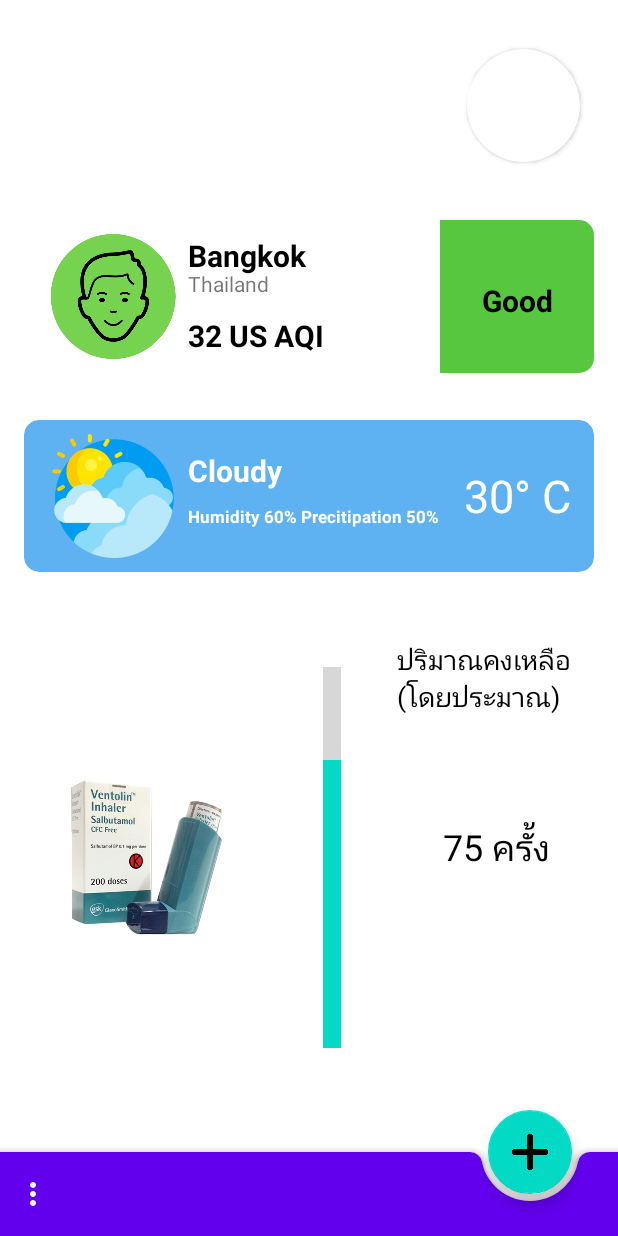
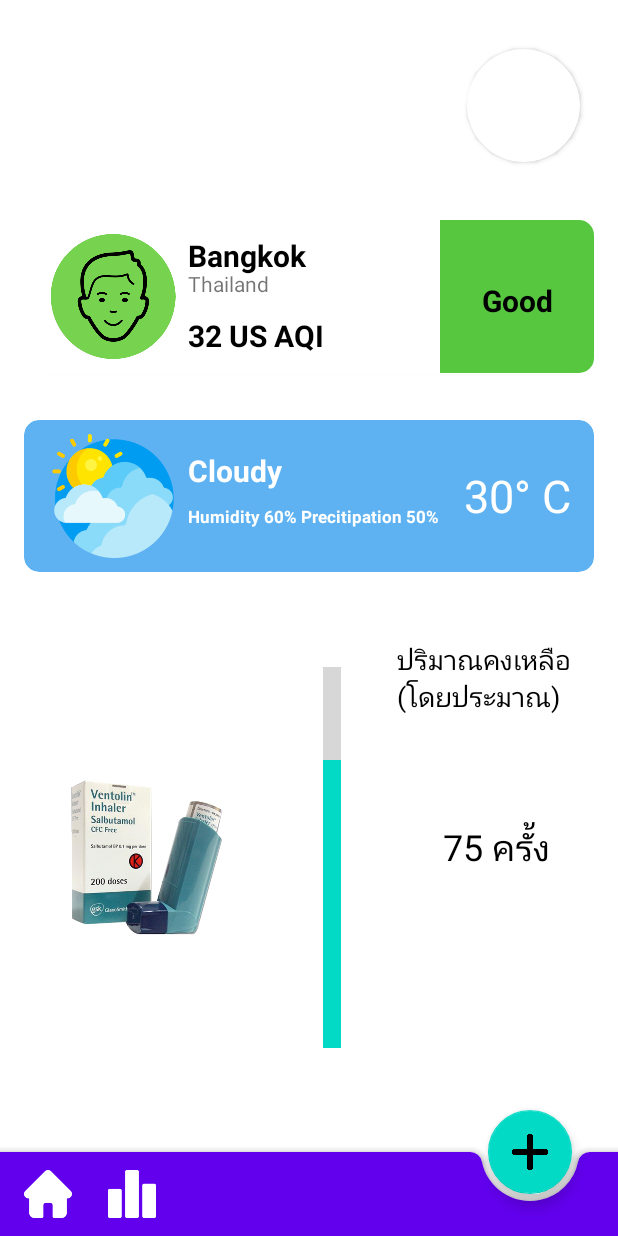
Before and after one commit to supanut-kon/AsthmaPrototype, an Android app: the Dashboard screen opened directly, with no data from a screen before it, on a phone screen of 412 x 824 dp. Run offline under Robolectric (Android 15) with nearby library versions, the phone set to English and light mode, and no system bars; libraries missing offline, so code that uses them is left out: com.jjoe64.graphview; 3 statements that could not run were skipped.

Commit message:
03032021-updates

```diff
--- a/app/src/main/java/cnmi/it/asthmaprototype/Dashboard.java
+++ b/app/src/main/java/cnmi/it/asthmaprototype/Dashboard.java
@@ -34,11 +34,6 @@
     ImageView dashboardPic;
     ProgressBar progressBar;
     TextView name;
-    String gName;
-    String gGvnName;
-    String gFamName;
-    String gEmail;
-    String gId;
     Uri gPhoto;
 
     @Override
--- a/app/src/main/java/cnmi/it/asthmaprototype/LoginActivity.java
+++ b/app/src/main/java/cnmi/it/asthmaprototype/LoginActivity.java
@@ -30,24 +30,17 @@
 
 public class LoginActivity extends AppCompatActivity {
 
-    Button register;
+
     SignInButton signInButton;
     GoogleSignInClient googleSignInClient;
-    FirebaseAuth auth;
     int RC_SIGN_IN = 1;
-//    SharedPreferences sharedPreferences;
-//    static final String gName = "gPersonName";
-//    static final String gGvnName = "gGivenName";
-//    static final String gFamName = "gFamilyName";
-//    static final String gEmail = "gEmail";
-//    static final String gId = "gId";
 
     @Override
     protected void onCreate(Bundle savedInstanceState) {
         super.onCreate(savedInstanceState);
         setContentView(R.layout.login_activity);
-        Toolbar toolbar = findViewById(R.id.toolbar);
-        //setSupportActionBar(toolbar);
+        //Toolbar toolbar = findViewById(R.id.toolbar);
+        //setSupportActionBar(toolbar); y
 
         signInButton = findViewById(R.id.googlebtn);
         signInButton.setSize(SignInButton.SIZE_STANDARD);
@@ -58,13 +51,6 @@
                 .build();
         googleSignInClient = GoogleSignIn.getClient(this, gso);
         signInButton.setOnClickListener(v-> signIn());
-
-//        register.setOnClickListener(v -> {
-//            finish();
-//            Intent register = new Intent(LoginActivity.this, RegisterActivity.class);
-//            startActivity(register);
-//        });
-
     }
 
     private void signIn(){
--- a/app/src/main/java/cnmi/it/asthmaprototype/MainActivity.java
+++ b/app/src/main/java/cnmi/it/asthmaprototype/MainActivity.java
@@ -22,13 +22,13 @@
     protected void onCreate(Bundle savedInstanceState) {
         super.onCreate(savedInstanceState);
         setContentView(R.layout.activity_main);
-        Toolbar toolbar = findViewById(R.id.toolbar);
-        setSupportActionBar(toolbar);
+//        Toolbar toolbar = findViewById(R.id.toolbar);
+//        setSupportActionBar(toolbar);
 //        if(savedInstanceState == null){
 //            getSupportFragmentManager().beginTransaction().setReorderingAllowed(true).add(R.id.fragcontainer, Dashboard.class, null).commit();
 //        }
         bottomNavigationView = findViewById(R.id.btnnvg);
-        AppBarConfiguration appBarConfiguration = new AppBarConfiguration.Builder(R.id.home, R.id.add, R.id.profile).build();
+        AppBarConfiguration appBarConfiguration = new AppBarConfiguration.Builder(R.id.home, R.id.add).build();
 
     }
 
--- a/app/src/main/java/cnmi/it/asthmaprototype/flowFragment.java
+++ b/app/src/main/java/cnmi/it/asthmaprototype/flowFragment.java
@@ -52,9 +52,6 @@
         yellowpef = findViewById(R.id.yellowpef);
         redpef = findViewById(R.id.redpef);
         checkentry();
-
-
-
 
     }
     public void checkentry(){
--- a/app/src/main/res/layout/dashboard_activity.xml
+++ b/app/src/main/res/layout/dashboard_activity.xml
@@ -312,19 +312,20 @@
 
         <com.google.android.material.bottomappbar.BottomAppBar
             android:id="@+id/bottomAppBar"
+            style="@style/Widget.MaterialComponents.BottomAppBar.Colored"
             android:layout_width="match_parent"
             android:layout_height="wrap_content"
             android:layout_gravity="bottom"
             android:layout_marginTop="7dp"
-            style="@style/Widget.MaterialComponents.BottomAppBar.Colored"
             app:fabAlignmentMode="end"
+            app:fabAnimationMode="slide"
             app:layout_constraintBottom_toBottomOf="parent"
             app:layout_constraintEnd_toEndOf="parent"
             app:layout_constraintHorizontal_bias="0.0"
             app:layout_constraintStart_toStartOf="parent"
             app:layout_constraintTop_toTopOf="parent"
             app:layout_constraintVertical_bias="1.0"
-            app:menu="@menu/bottom_navigation_items"/>
+            app:menu="@menu/bottom_navigation_items" />
 
         <com.google.android.material.floatingactionbutton.FloatingActionButton
             android:layout_width="wrap_content"
--- a/app/src/main/res/menu/bottom_navigation_items.xml
+++ b/app/src/main/res/menu/bottom_navigation_items.xml
@@ -1,13 +1,19 @@
 <?xml version="1.0" encoding="utf-8"?>
-<menu xmlns:android="http://schemas.android.com/apk/res/android">
+<menu xmlns:android="http://schemas.android.com/apk/res/android"
+    xmlns:app="http://schemas.android.com/apk/res-auto">
     <item android:id="@+id/home"
         android:title="Home"
-        android:icon="@drawable/home"/>
+        android:icon="@drawable/home_white"
+        app:showAsAction="ifRoom"
+        android:contentDescription="Home"/>
     <item android:id="@+id/add"
         android:title="Add"
-        android:icon="@drawable/plus"/>
-    <item android:id="@+id/profile"
-        android:title="Profile"
-        android:icon="@drawable/user_dark"/>
+        android:icon="@drawable/statistics"
+        app:showAsAction="always"
+        android:contentDescription="Statistics"/>
+<!--    <item android:id="@+id/profile"-->
+<!--        android:title="Profile"-->
+<!--        android:icon="@drawable/user_dark"-->
+<!--        app:showAsAction="always"/>-->
 
 </menu>
```
Also changed, not shown: app/src/main/res/drawable/home_white.png (added), app/src/main/res/drawable/statistics.png (added).
